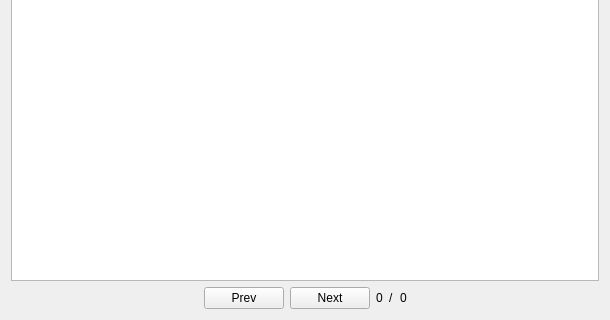
First picture: the form in ui/LobbyistWindow.ui, repository dmzdev/stance, before the edit; both pictures show x 0 to 610 and y 344 to 664 of the 610 by 664 pixel window.
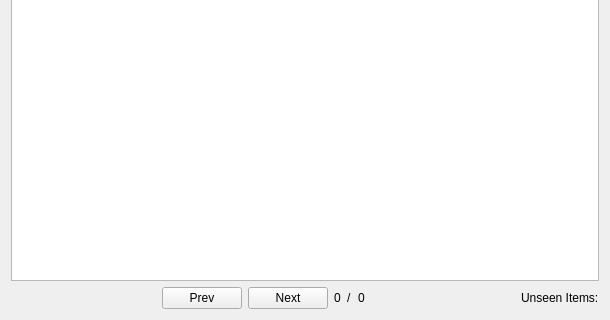
Second picture: the form after the edit.

Diff of the .ui file:
```diff
--- a/ui/LobbyistWindow.ui
+++ b/ui/LobbyistWindow.ui
@@ -168,6 +168,13 @@
          </property>
         </spacer>
        </item>
+       <item>
+        <widget class="QLabel" name="unseenItemsLabel">
+         <property name="text">
+          <string>Unseen Items:</string>
+         </property>
+        </widget>
+       </item>
       </layout>
      </item>
     </layout>
```
